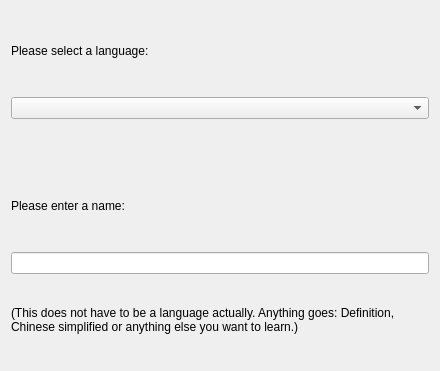
First picture: the form in kvoctrain/newdocument-wizard/identifierlanguagepage.ui, repository KDE/parley, before the edit.
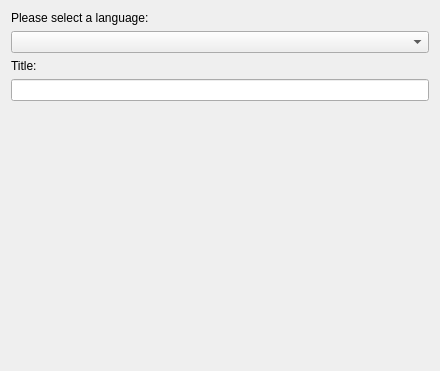
Second picture: the form after the edit.

The edit to the form file:
```diff
--- a/kvoctrain/newdocument-wizard/identifierlanguagepage.ui
+++ b/kvoctrain/newdocument-wizard/identifierlanguagepage.ui
@@ -23,13 +23,30 @@
    <item>
     <widget class="QComboBox" name="languageComboBox" />
    </item>
+   <item>
+    <widget class="QLabel" name="label" >
+     <property name="text" >
+      <string>Title:</string>
+     </property>
+     <property name="buddy" >
+      <cstring>identifierNameLineEdit</cstring>
+     </property>
+    </widget>
+   </item>
+   <item>
+    <widget class="QLineEdit" name="identifierNameLineEdit" >
+     <property name="toolTip" >
+      <string>This does not have to be a language. Anything goes: Definition, Chinese simplified or anything else you want to learn.</string>
+     </property>
+    </widget>
+   </item>
    <item>
     <spacer>
      <property name="orientation" >
       <enum>Qt::Vertical</enum>
      </property>
      <property name="sizeType" >
-      <enum>QSizePolicy::Fixed</enum>
+      <enum>QSizePolicy::Expanding</enum>
      </property>
      <property name="sizeHint" >
       <size>
@@ -39,29 +56,6 @@
      </property>
     </spacer>
    </item>
-   <item>
-    <widget class="QLabel" name="label" >
-     <property name="text" >
-      <string>Please enter a name:</string>
-     </property>
-     <property name="buddy" >
-      <cstring>identifierNameLineEdit</cstring>
-     </property>
-    </widget>
-   </item>
-   <item>
-    <widget class="QLineEdit" name="identifierNameLineEdit" />
-   </item>
-   <item>
-    <widget class="QLabel" name="label_3" >
-     <property name="text" >
-      <string>(This does not have to be a language actually. Anything goes: Definition, Chinese simplified or anything else you want to learn.)</string>
-     </property>
-     <property name="wordWrap" >
-      <bool>true</bool>
-     </property>
-    </widget>
-   </item>
   </layout>
  </widget>
  <resources/>
```
